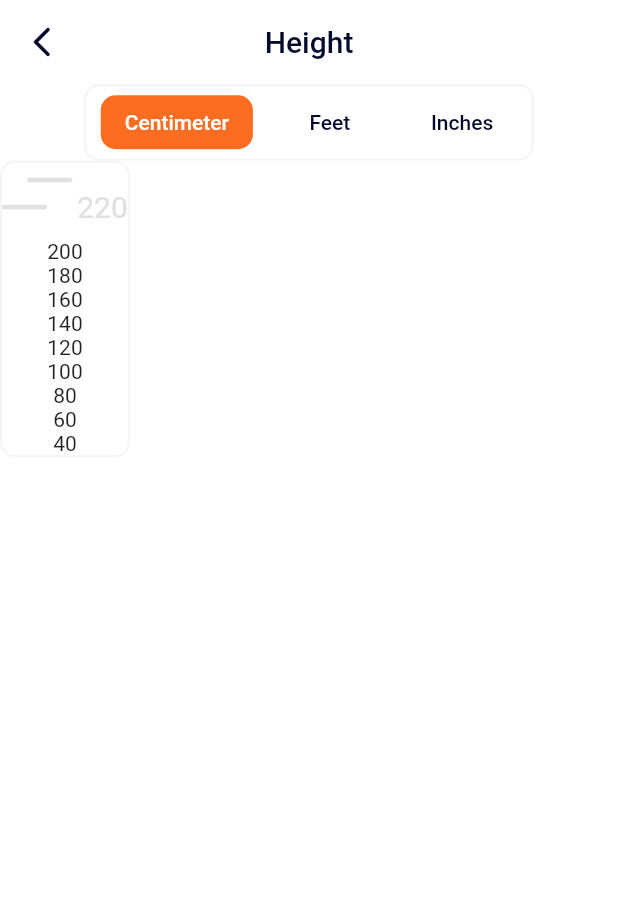
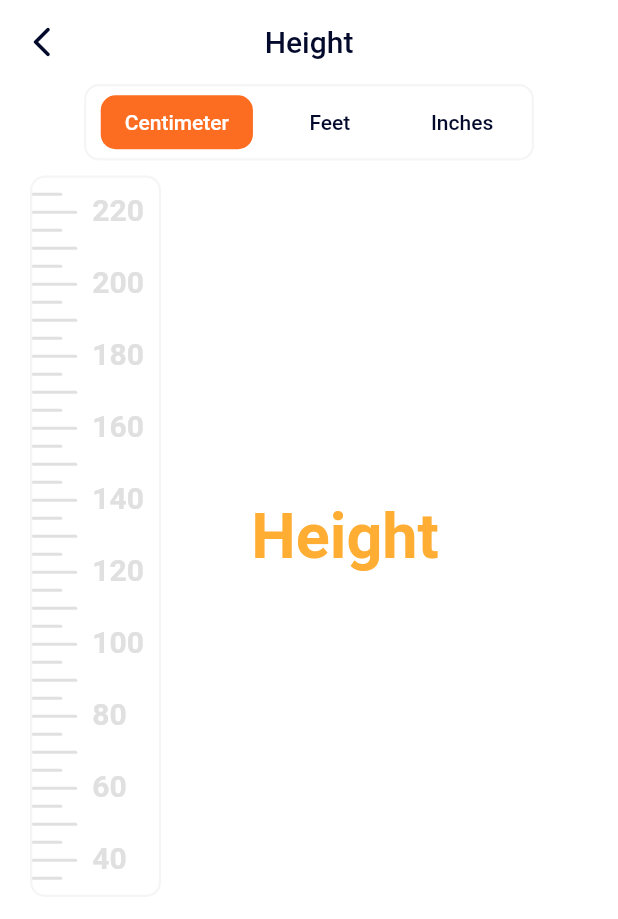
Before and after one commit to rohaquinlop/bmi-calculator, a Flutter app: the HeightScreen screen opened directly, on a phone screen of 412 x 824 dp. Shown: the top 919 px of the screen. Run offline on Flutter 3.47's test engine with Material 2 defaults, Android fonts, the phone set to English and light mode, and no system bars; our stand-ins replace hexcolor.

Commit message:
Height Rule created and started to create the input field

```diff
--- a/lib/constants/height_bar.dart
+++ b/lib/constants/height_bar.dart
@@ -14,7 +14,7 @@ class HeightBar extends StatelessWidget {
       children: [
         Container(
           width: barWidth,
-          height: 3,
+          height: 2,
           decoration: BoxDecoration(
               borderRadius: const BorderRadius.only(
                 topRight: Radius.circular(20),
--- /dev/null
+++ b/lib/constants/height_rule.dart
@@ -0,0 +1,28 @@
+import 'package:bmicalculator/constants/rule.dart';
+import 'package:bmicalculator/constants/rule_numbers.dart';
+import 'package:flutter/material.dart';
+
+class HeightRule extends StatelessWidget {
+  //Constructor
+  const HeightRule({Key? key}) : super(key: key);
+
+  @override
+  Widget build(BuildContext context) {
+    return Container(
+      decoration: BoxDecoration(
+        border: Border.all(color: Colors.grey.shade100, width: 1.5),
+        borderRadius: BorderRadius.circular(10),
+      ),
+      child: Row(
+        mainAxisAlignment: MainAxisAlignment.spaceAround,
+        crossAxisAlignment: CrossAxisAlignment.start,
+        children: [
+          const Rule(),
+          const SizedBox(width: 10),
+          RuleNumbers(),
+          const SizedBox(width: 10)
+        ],
+      ),
+    );
+  }
+}
--- /dev/null
+++ b/lib/constants/rule.dart
@@ -0,0 +1,94 @@
+import 'package:bmicalculator/constants/height_bar.dart';
+import 'package:flutter/material.dart';
+
+class Rule extends StatelessWidget {
+  const Rule({Key? key}) : super(key: key);
+
+  @override
+  Widget build(BuildContext context) {
+    return Column(
+        mainAxisAlignment: MainAxisAlignment.spaceBetween,
+        crossAxisAlignment: CrossAxisAlignment.start,
+        children: const [
+          SizedBox(height: 10),
+          HeightBar(barWidth: 20),
+          SizedBox(height: 10),
+          HeightBar(barWidth: 30),
+          SizedBox(height: 10),
+          HeightBar(barWidth: 20),
+          SizedBox(height: 10),
+          HeightBar(barWidth: 30),
+          SizedBox(height: 10),
+          HeightBar(barWidth: 20),
+          SizedBox(height: 10),
+          HeightBar(barWidth: 30),
+          SizedBox(height: 10),
+          HeightBar(barWidth: 20),
+          SizedBox(height: 10),
+          HeightBar(barWidth: 30),
+          SizedBox(height: 10),
+          HeightBar(barWidth: 20),
+          SizedBox(height: 10),
+          HeightBar(barWidth: 30),
+          SizedBox(height: 10),
+          HeightBar(barWidth: 20),
+          SizedBox(height: 10),
+          HeightBar(barWidth: 30),
+          SizedBox(height: 10),
+          HeightBar(barWidth: 20),
+          SizedBox(height: 10),
+          HeightBar(barWidth: 30),
+          SizedBox(height: 10),
+          HeightBar(barWidth: 20),
+          SizedBox(height: 10),
+          HeightBar(barWidth: 30),
+          SizedBox(height: 10),
+          HeightBar(barWidth: 20),
+          SizedBox(height: 10),
+          HeightBar(barWidth: 30),
+          SizedBox(height: 10),
+          HeightBar(barWidth: 20),
+          SizedBox(height: 10),
+          HeightBar(barWidth: 30),
+          SizedBox(height: 10),
+          HeightBar(barWidth: 20),
+          SizedBox(height: 10),
+          HeightBar(barWidth: 30),
+          SizedBox(height: 10),
+          HeightBar(barWidth: 20),
+          SizedBox(height: 10),
+          HeightBar(barWidth: 30),
+          SizedBox(height: 10),
+          HeightBar(barWidth: 20),
+          SizedBox(height: 10),
+          HeightBar(barWidth: 30),
+          SizedBox(height: 10),
+          HeightBar(barWidth: 20),
+          SizedBox(height: 10),
+          HeightBar(barWidth: 30),
+          SizedBox(height: 10),
+          HeightBar(barWidth: 20),
+          SizedBox(height: 10),
+          HeightBar(barWidth: 30),
+          SizedBox(height: 10),
+          HeightBar(barWidth: 20),
+          SizedBox(height: 10),
+          HeightBar(barWidth: 30),
+          SizedBox(height: 10),
+          HeightBar(barWidth: 20),
+          SizedBox(height: 10),
+          HeightBar(barWidth: 30),
+          SizedBox(height: 10),
+          HeightBar(barWidth: 20),
+          SizedBox(height: 10),
+          HeightBar(barWidth: 30),
+          SizedBox(height: 10),
+          HeightBar(barWidth: 20),
+          SizedBox(height: 10),
+          HeightBar(barWidth: 30),
+          SizedBox(height: 10),
+          HeightBar(barWidth: 20),
+          SizedBox(height: 10),
+        ]);
+  }
+}
--- /dev/null
+++ b/lib/constants/rule_numbers.dart
@@ -0,0 +1,38 @@
+import 'package:bmicalculator/constants/colors.dart';
+import 'package:flutter/material.dart';
+
+class RuleNumbers extends StatelessWidget {
+  RuleNumbers({Key? key}) : super(key: key);
+
+  TextStyle ruleNumberStyle = TextStyle(
+      color: ruleSeparatorColor, fontSize: 20, fontWeight: FontWeight.w600);
+
+  @override
+  Widget build(BuildContext context) {
+    return Column(
+        mainAxisAlignment: MainAxisAlignment.spaceBetween,
+        crossAxisAlignment: CrossAxisAlignment.start,
+        children: [
+          const SizedBox(height: 10),
+          Text('220', style: ruleNumberStyle),
+          const SizedBox(height: 25),
+          Text('200', style: ruleNumberStyle),
+          const SizedBox(height: 25),
+          Text('180', style: ruleNumberStyle),
+          const SizedBox(height: 25),
+          Text('160', style: ruleNumberStyle),
+          const SizedBox(height: 25),
+          Text('140', style: ruleNumberStyle),
+          const SizedBox(height: 25),
+          Text('120', style: ruleNumberStyle),
+          const SizedBox(height: 25),
+          Text('100', style: ruleNumberStyle),
+          const SizedBox(height: 25),
+          Text('80', style: ruleNumberStyle),
+          const SizedBox(height: 25),
+          Text('60', style: ruleNumberStyle),
+          const SizedBox(height: 25),
+          Text('40', style: ruleNumberStyle),
+        ]);
+  }
+}
--- a/lib/screens/height_screen.dart
+++ b/lib/screens/height_screen.dart
@@ -1,5 +1,5 @@
 import 'package:bmicalculator/constants/colors.dart';
-import 'package:bmicalculator/constants/height_bar.dart';
+import 'package:bmicalculator/constants/height_rule.dart';
 import 'package:flutter/material.dart';
 
 class HeightScreen extends StatefulWidget {
@@ -19,6 +19,7 @@ class _HeightScreenState extends State<HeightScreen> {
   @override
   Widget build(BuildContext context) {
     return Scaffold(
+      resizeToAvoidBottomInset: false,
       appBar: AppBar(
         leading: IconButton(
           icon: const Icon(Icons.arrow_back_ios_new_rounded),
@@ -125,45 +126,34 @@ class _HeightScreenState extends State<HeightScreen> {
               ),
             ),
           ),
+          const SizedBox(height: 10),
           Row(
             //Will contain the height bar and the input field for height
-            mainAxisAlignment: MainAxisAlignment.spaceBetween,
+            mainAxisAlignment: MainAxisAlignment.start,
             children: [
+              SizedBox(width: 20),
               //Rule that shows the height in cm
+              HeightRule(),
+              SizedBox(width: 60),
+              //Input field for height
               Container(
-                decoration: BoxDecoration(
-                  border: Border.all(color: Colors.grey.shade100, width: 1.5),
-                  borderRadius: BorderRadius.circular(10),
-                ),
-                child: Column(
-                  mainAxisAlignment: MainAxisAlignment.spaceAround,
-                  children: [
-                    const SizedBox(height: 10),
-                    Row(
-                        mainAxisAlignment: MainAxisAlignment.start,
-                        children: const [
-                          HeightBar(barWidth: 30),
-                          SizedBox(width: 20),
-                        ]),
-                    const SizedBox(height: 5),
-                    Row(mainAxisAlignment: MainAxisAlignment.start, children: [
-                      const HeightBar(barWidth: 30),
-                      const SizedBox(width: 20),
-                      Text('220',
-                          style: TextStyle(
-                              fontSize: 20, color: ruleSeparatorColor)),
-                    ]),
-                    const SizedBox(height: 10),
-                    Text('200'),
-                    Text('180'),
-                    Text('160'),
-                    Text('140'),
-                    Text('120'),
-                    Text('100'),
-                    Text('80'),
-                    Text('60'),
-                    Text('40'),
-                  ],
+                width: 130,
+                child: TextField(
+                  keyboardType:
+                      const TextInputType.numberWithOptions(decimal: true),
+                  decoration: InputDecoration(
+                    hintText: 'Height',
+                    hintStyle: TextStyle(
+                        fontSize: 42,
+                        fontWeight: FontWeight.w600,
+                        color: Colors.orange.withOpacity(.8)),
+                    border: InputBorder.none,
+                  ),
+                  style: TextStyle(
+                    fontSize: 42,
+                    fontWeight: FontWeight.w300,
+                    color: txtColor,
+                  ),
                 ),
               )
             ],
```
